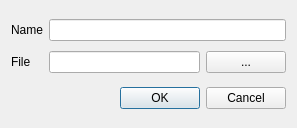
This is src/ui/island_form.ui in IPH-ECO/iph-eco-gui as Qt 5 draws it before an edit. The edited form follows.
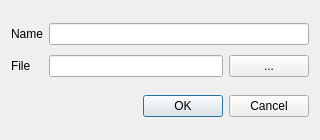
This is the edited form.

Commit message: Connecting island form to unstructured mesh generation dialog

Diff of the .ui file:
```diff
--- a/src/ui/island_form.ui
+++ b/src/ui/island_form.ui
@@ -6,16 +6,37 @@
    <rect>
     <x>0</x>
     <y>0</y>
-    <width>297</width>
-    <height>128</height>
+    <width>320</width>
+    <height>140</height>
    </rect>
   </property>
+  <property name="sizePolicy">
+   <sizepolicy hsizetype="Fixed" vsizetype="Fixed">
+    <horstretch>0</horstretch>
+    <verstretch>0</verstretch>
+   </sizepolicy>
+  </property>
+  <property name="minimumSize">
+   <size>
+    <width>320</width>
+    <height>140</height>
+   </size>
+  </property>
+  <property name="maximumSize">
+   <size>
+    <width>320</width>
+    <height>140</height>
+   </size>
+  </property>
   <property name="windowTitle">
    <string>Mesh Island</string>
   </property>
   <layout class="QVBoxLayout" name="verticalLayout">
    <item>
     <layout class="QGridLayout" name="gridLayout">
+     <property name="sizeConstraint">
+      <enum>QLayout::SetFixedSize</enum>
+     </property>
      <property name="verticalSpacing">
       <number>10</number>
      </property>
```
Left out of the diff: 10 changed lines with no effect on the pictures. The commit also changes 6 other files.
